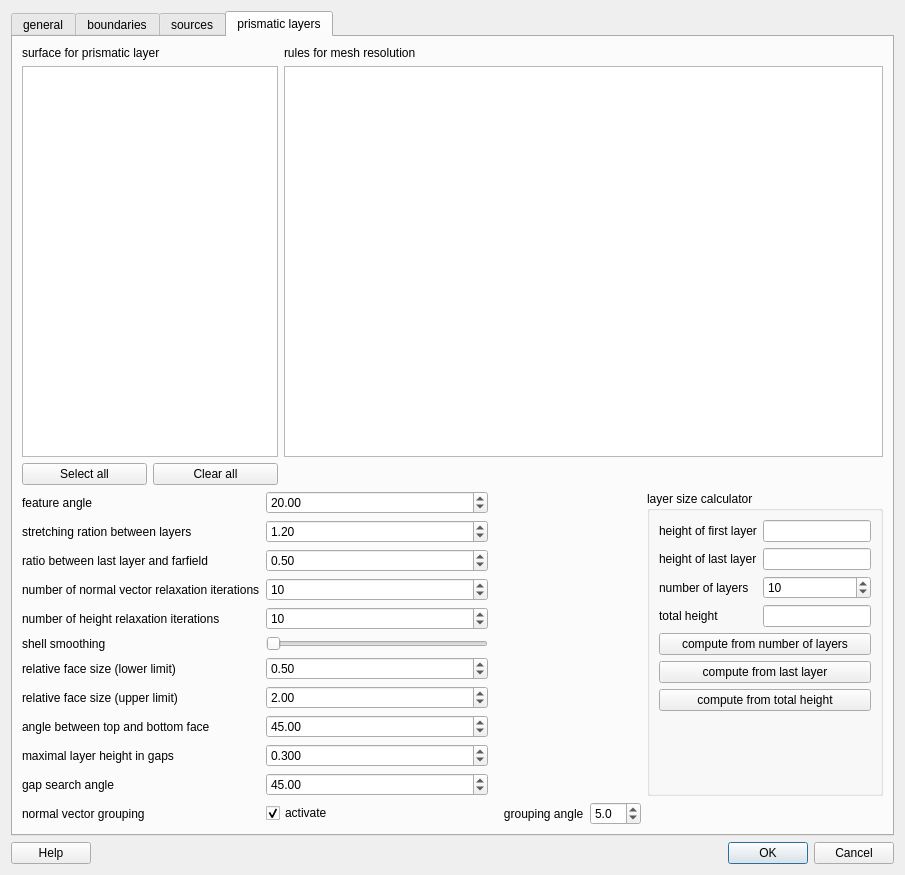
The window that src/libengrid/guicreatesurfacemesh.ui (enGits/engrid) describes before a commit, drawn with Qt 5.
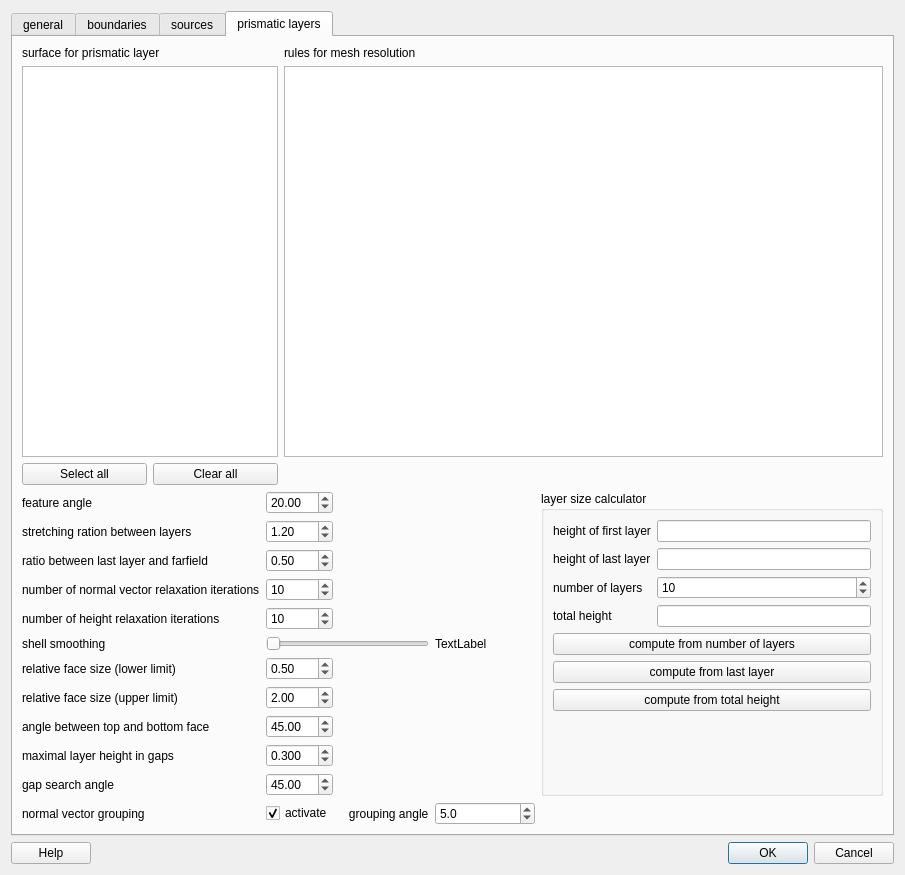
The same window after the commit. The open tabs and pages were chosen to show the change. Icons and pictures are not drawn.

Commit message: improved pass-band editing

```diff
--- a/src/libengrid/guicreatesurfacemesh.ui
+++ b/src/libengrid/guicreatesurfacemesh.ui
@@ -754,7 +754,7 @@
            </property>
           </widget>
          </item>
-         <item row="5" column="1">
+         <item row="5" column="1" colspan="2">
           <widget class="QSlider" name="m_PassBandSlider">
            <property name="maximum">
             <number>1000</number>
@@ -767,6 +767,25 @@
            </property>
           </widget>
          </item>
+         <item row="5" column="3">
+          <widget class="QLabel" name="m_LabelPassBand">
+           <property name="minimumSize">
+            <size>
+             <width>100</width>
+             <height>0</height>
+            </size>
+           </property>
+           <property name="maximumSize">
+            <size>
+             <width>100</width>
+             <height>16777215</height>
+            </size>
+           </property>
+           <property name="text">
+            <string>TextLabel</string>
+           </property>
+          </widget>
+         </item>
         </layout>
        </item>
       </layout>
```
Left out of the diff: 2 changed lines with no effect on the pictures. The commit also changes 3 other files.
